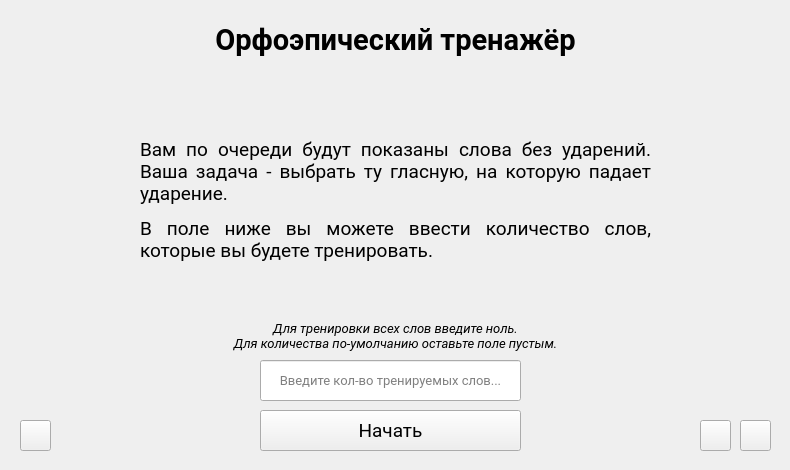
The window that ui/Main.ui (VovaOneReal/OrthoepicTrainer) describes before a commit, drawn with Qt 5.
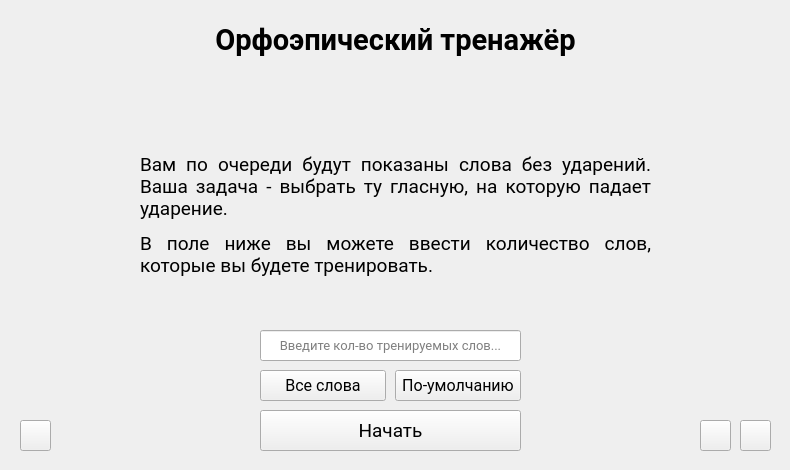
The same window after the commit. Icons and pictures are not drawn.

Patch:
```diff
--- a/ui/Main.ui
+++ b/ui/Main.ui
@@ -37,9 +37,9 @@
     <property name="geometry">
      <rect>
       <x>260</x>
-      <y>360</y>
+      <y>330</y>
       <width>261</width>
-      <height>41</height>
+      <height>31</height>
      </rect>
     </property>
     <property name="font">
@@ -107,9 +107,9 @@
     <property name="geometry">
      <rect>
       <x>140</x>
-      <y>90</y>
+      <y>150</y>
       <width>511</width>
-      <height>221</height>
+      <height>131</height>
      </rect>
     </property>
     <property name="font">
@@ -191,29 +191,42 @@
      </size>
     </property>
    </widget>
-   <widget class="QLabel" name="l_form_info">
-    <property name="enabled">
-     <bool>true</bool>
-    </property>
+   <widget class="QPushButton" name="pb_all">
     <property name="geometry">
      <rect>
-      <x>100</x>
-      <y>320</y>
-      <width>591</width>
+      <x>260</x>
+      <y>370</y>
+      <width>126</width>
       <height>31</height>
      </rect>
     </property>
     <property name="font">
      <font>
       <family>Roboto</family>
-      <pointsize>10</pointsize>
+      <pointsize>12</pointsize>
      </font>
     </property>
     <property name="text">
-     <string>&lt;html&gt;&lt;head/&gt;&lt;body&gt;&lt;p&gt;&lt;span style=&quot; font-style:italic;&quot;&gt;Для тренировки всех слов введите ноль. &lt;br/&gt;Для количества по-умолчанию оставьте поле пустым.&lt;/span&gt;&lt;/p&gt;&lt;/body&gt;&lt;/html&gt;</string>
+     <string>Все слова</string>
     </property>
-    <property name="alignment">
-     <set>Qt::AlignCenter</set>
+   </widget>
+   <widget class="QPushButton" name="pb_standart">
+    <property name="geometry">
+     <rect>
+      <x>395</x>
+      <y>370</y>
+      <width>126</width>
+      <height>31</height>
+     </rect>
+    </property>
+    <property name="font">
+     <font>
+      <family>Roboto</family>
+      <pointsize>12</pointsize>
+     </font>
+    </property>
+    <property name="text">
+     <string>По-умолчанию</string>
     </property>
    </widget>
   </widget>
```
